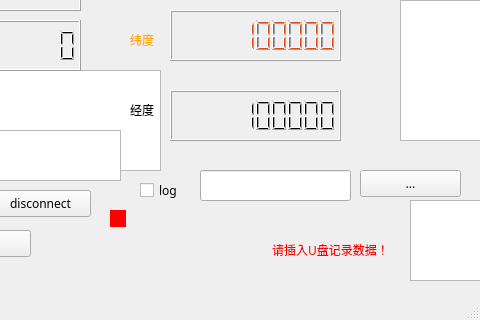
Before: the Qt Designer form mainwindow.ui in sensarliar/gps_test, drawn with Qt 5; both pictures show x 160 to 640 and y 160 to 480 of the 640 by 480 pixel window.
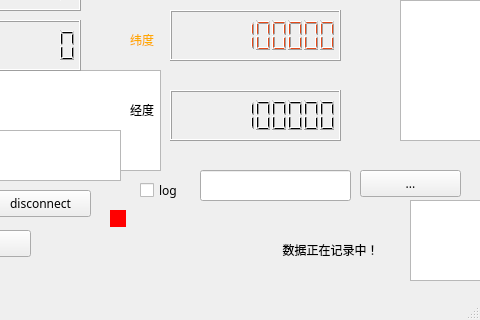
After: the same form once the commit is applied. Icons and pictures are not drawn.

What changed in the file:
```diff
--- a/mainwindow.ui
+++ b/mainwindow.ui
@@ -624,7 +624,7 @@
 background-color: qconicalgradient(cx:0.5, cy:0.5, angle:0, stop:0 rgba(35, 40, 3, 255), stop:0.16 rgba(136, 106, 22, 255), stop:0.225 rgba(166, 140, 41, 255), stop:0.285 rgba(204, 181, 74, 255), stop:0.345 rgba(235, 219, 102, 255), stop:0.415 rgba(245, 236, 112, 255), stop:0.52 rgba(209, 190, 76, 255), stop:0.57 rgba(187, 156, 51, 255), stop:0.635 rgba(168, 142, 42, 255), stop:0.695 rgba(202, 174, 68, 255), stop:0.75 rgba(218, 202, 86, 255), stop:0.815 rgba(208, 187, 73, 255), stop:0.88 rgba(187, 156, 51, 255), stop:0.935 rgba(137, 108, 26, 255), stop:1 rgba(35, 40, 3, 255));</string>
     </property>
     <property name="text">
-     <string>&lt;html&gt;&lt;head/&gt;&lt;body&gt;&lt;p align=&quot;center&quot;&gt;&lt;span style=&quot; color:#ff0000;&quot;&gt;请插入U盘记录数据！&lt;/span&gt;&lt;/p&gt;&lt;/body&gt;&lt;/html&gt;</string>
+     <string>&lt;html&gt;&lt;head/&gt;&lt;body&gt;&lt;p align=&quot;center&quot;&gt;数据正在记录中！&lt;/p&gt;&lt;/body&gt;&lt;/html&gt;</string>
     </property>
    </widget>
    <widget class="QGraphicsView" name="graphicsView">
```
